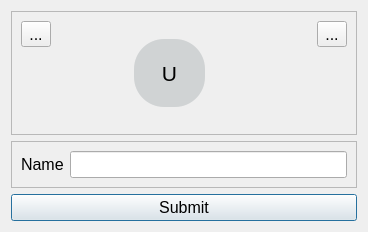
skaldson/password_manager, file window_ui/login.ui: the form before one commit.
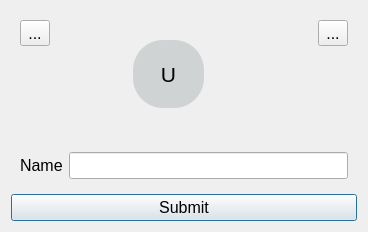
The form after the commit. Icons and pictures are not drawn.

The edit to the form file:
```diff
--- a/window_ui/login.ui
+++ b/window_ui/login.ui
@@ -26,7 +26,7 @@
    <item>
     <widget class="QFrame" name="photo_frame">
      <property name="frameShape">
-      <enum>QFrame::StyledPanel</enum>
+      <enum>QFrame::NoFrame</enum>
      </property>
      <property name="frameShadow">
       <enum>QFrame::Raised</enum>
@@ -204,7 +204,7 @@
    <item>
     <widget class="QFrame" name="frame">
      <property name="frameShape">
-      <enum>QFrame::StyledPanel</enum>
+      <enum>QFrame::NoFrame</enum>
      </property>
      <property name="frameShadow">
       <enum>QFrame::Raised</enum>
```
